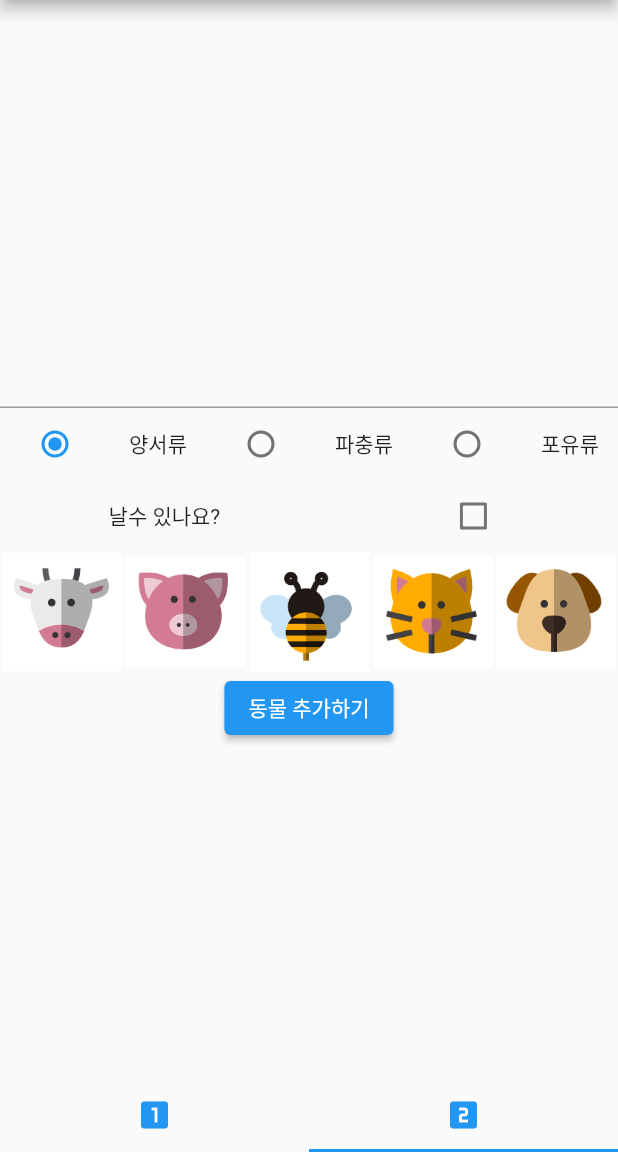
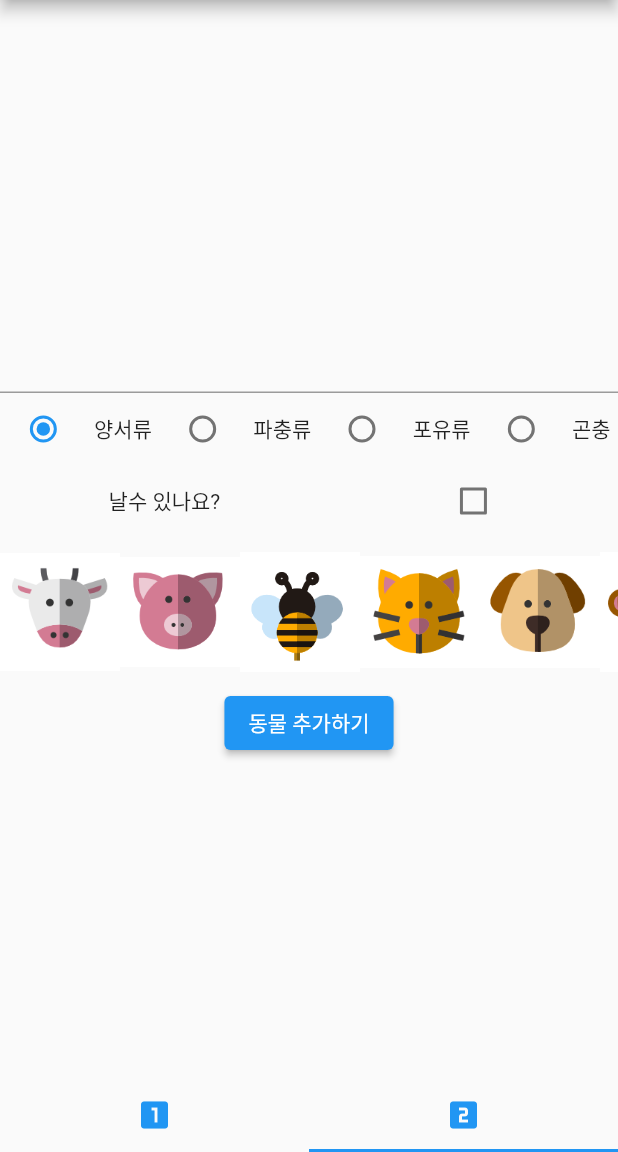
Before and after one commit to lee-kangpyo/test-flutter, a Flutter app: the screen it shows after launch, tab 2 chosen, after a tap on "동물 추가하기", on a phone screen of 412 x 824 dp, the part 84-1236 px from its top. Run offline on Flutter 3.47's test engine with Material 2 defaults, Android fonts, the phone set to English and light mode, and no system bars.

Commit message:
동물을 목록에 추가하기

```diff
--- a/FirstApp/listview_example/lib/sub/firstPage.dart
+++ b/FirstApp/listview_example/lib/sub/firstPage.dart
@@ -36,7 +36,6 @@ class FirstApp extends StatelessWidget{
                   showDialog(
                       context: context,
                       builder: (BuildContext context) => dialog);
-
                 },
               );
             },
--- a/FirstApp/listview_example/lib/sub/secondPage.dart
+++ b/FirstApp/listview_example/lib/sub/secondPage.dart
@@ -42,7 +42,9 @@ class _SecondApp extends State<SecondApp> {
                   Radio(value: 1, groupValue: _radioValue, onChanged:_radioChange),
                   Text("파충류"),
                   Radio(value: 2, groupValue: _radioValue, onChanged:_radioChange),
-                  Text("포유류")
+                  Text("포유류"),
+                  Radio(value:3, groupValue: _radioValue, onChanged:_radioChange,),
+                  Text("곤충"),
                 ],
               ),
               Row(
@@ -58,8 +60,10 @@ class _SecondApp extends State<SecondApp> {
                   )
                 ],
               ),
-              Row(
-                mainAxisAlignment: MainAxisAlignment.spaceAround,
+              Container(
+                height: 100,
+                child: ListView(
+                  scrollDirection: Axis.horizontal,
                   children: [
                     GestureDetector(
                       child: Image.asset("repo/images/cow.png", width: 80,),
@@ -91,20 +95,91 @@ class _SecondApp extends State<SecondApp> {
                         _imagePath = "repo/images/dog.png";
                       },
                     ),
-
+                    GestureDetector(
+                      child: Image.asset("repo/images/monkey.png", width: 80,),
+                      onTap: (){
+                        _imagePath = "repo/images/monkey.png";
+                      },
+                    ),
+                    GestureDetector(
+                      child: Image.asset("repo/images/wolf.png", width: 80,),
+                      onTap: (){
+                        _imagePath = "repo/images/wolf.png";
+                      },
+                    ),
+                    GestureDetector(
+                      child: Image.asset("repo/images/fox.png", width: 80,),
+                      onTap: (){
+                        _imagePath = "repo/images/fox.png";
+                      },
+                    ),
                   ],
                 ),
-              ElevatedButton(onPressed: (){}, child: Text("동물 추가하기"))
+              ),
+              ElevatedButton(
+                child: Text("동물 추가하기"),
+                onPressed: (){
+                  var animal = Animal(
+                    animalName: nameController.value.text,
+                    kind: getKind(_radioValue),
+                    imagePath: _imagePath,
+                    flyExist: flyExist,
+                  );
+
+                  AlertDialog dialog = AlertDialog(
+                    title: Text("동물 추가하기"),
+                    content: Text(
+                      "이 동물은 ${animal.animalName} 입니다."+
+                      "또한 동물의 종류는 ${animal.kind} 입니다. \n이 동물을 추가하시겠습니까?",
+                      style: TextStyle(fontSize: 30.0),
+                    ),
+                    actions: [
+                      ElevatedButton(
+                        child: Text("예"),
+                        onPressed:(){
+                          widget.list.add(animal);
+                          Navigator.of(context).pop();
+                        },
+                      ),
+                      ElevatedButton(
+                        child: Text("아니오"),
+                        onPressed: (){
+                          Navigator.of(context).pop();
+                        },
+                      ),
+                    ],
+                  );
+                  showDialog(context: context, builder: (BuildContext context) => dialog);
+                },
+              ),
             ],
           ),
         ),
       ),
     );
   }
+
+
   _radioChange(int? value){
     setState(() {
       _radioValue = value!;
       print(_radioValue);
     });
   }
+
+
+  getKind(int radioValue){
+    switch(radioValue){
+      case 0:
+        return "양서류";
+      case 1:
+        return "파충류";
+      case 2:
+        return "포유류";
+      case 3:
+        return "곤충";
     }
+
+  }
+
+}
```
Lines whose indentation alone changed are shown as unchanged.
